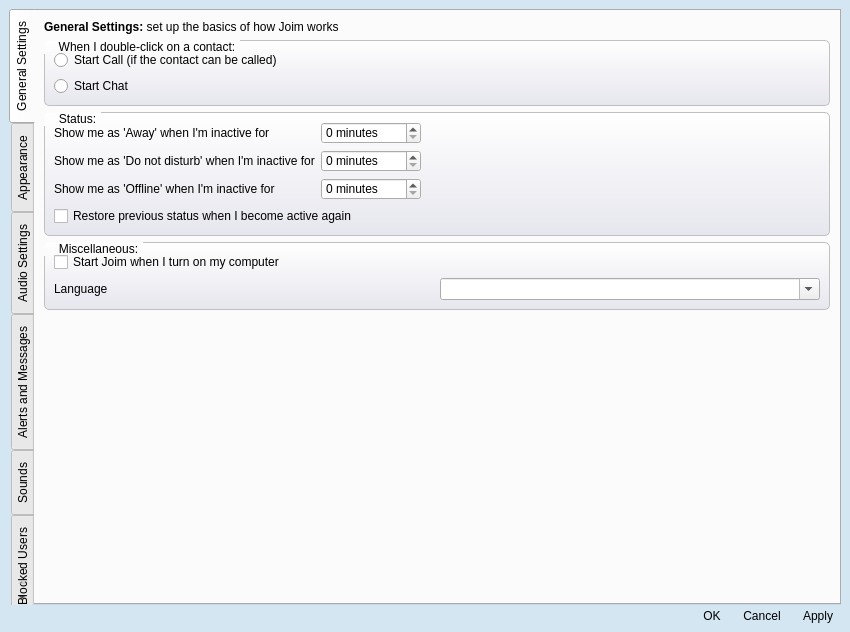
Qt form src/tools/customwidgets/optionsdialog_base.ui (AlekSi/Jabbin) before a commit.
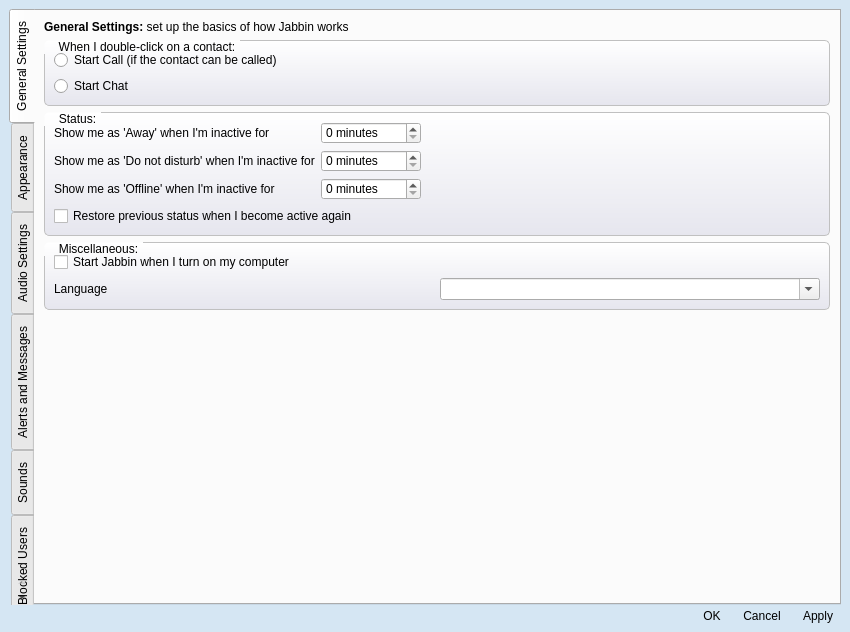
The same form after that commit. The open tabs and pages were chosen to show the change. Icons and pictures are not drawn. Custom widgets are drawn as their Qt base class.

Commit message: Joim to Jabbin rename. Do a clean build after this one.

```diff
--- a/src/tools/customwidgets/optionsdialog_base.ui
+++ b/src/tools/customwidgets/optionsdialog_base.ui
@@ -182,7 +182,7 @@
           <item>
            <widget class="QLabel" name="label">
             <property name="text">
-             <string>&lt;b&gt;General Settings:&lt;/b&gt; set up the basics of how Joim works</string>
+             <string>&lt;b&gt;General Settings:&lt;/b&gt; set up the basics of how Jabbin works</string>
             </property>
            </widget>
           </item>
@@ -307,7 +307,7 @@
              <item row="0" column="0" colspan="2">
               <widget class="QCheckBox" name="checkAutostart">
                <property name="text">
-                <string>Start Joim when I turn on my computer</string>
+                <string>Start Jabbin when I turn on my computer</string>
                </property>
               </widget>
              </item>
```
Left out of the diff: 12 changed lines with no effect on the pictures. The commit also changes 44 other files.
